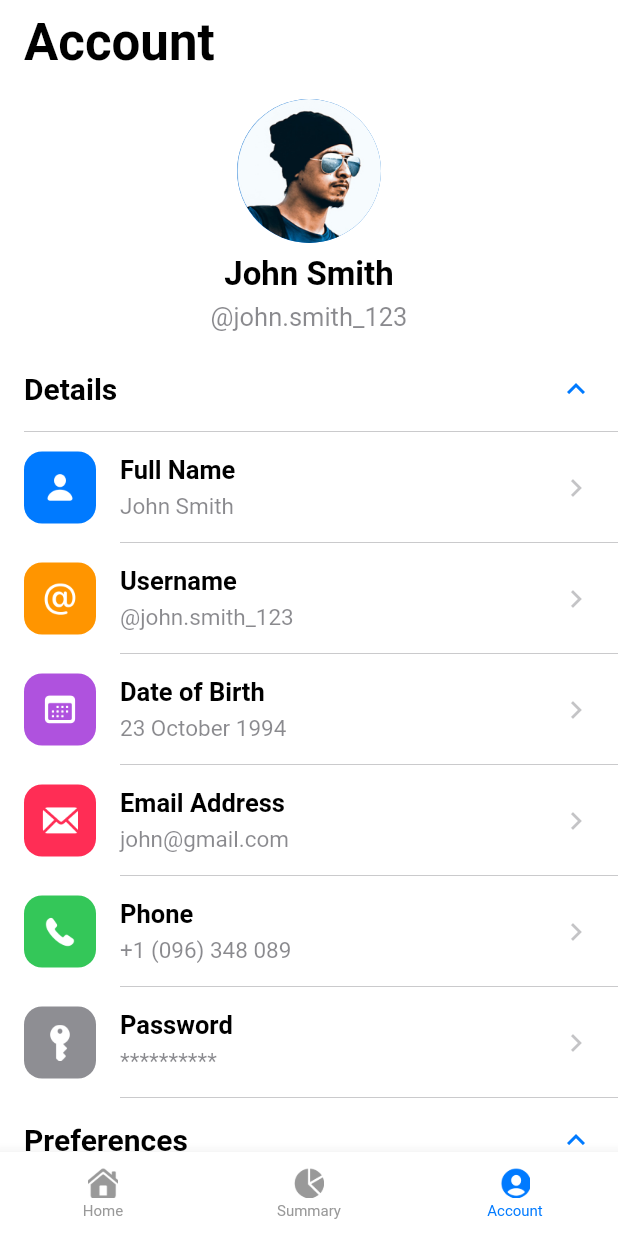
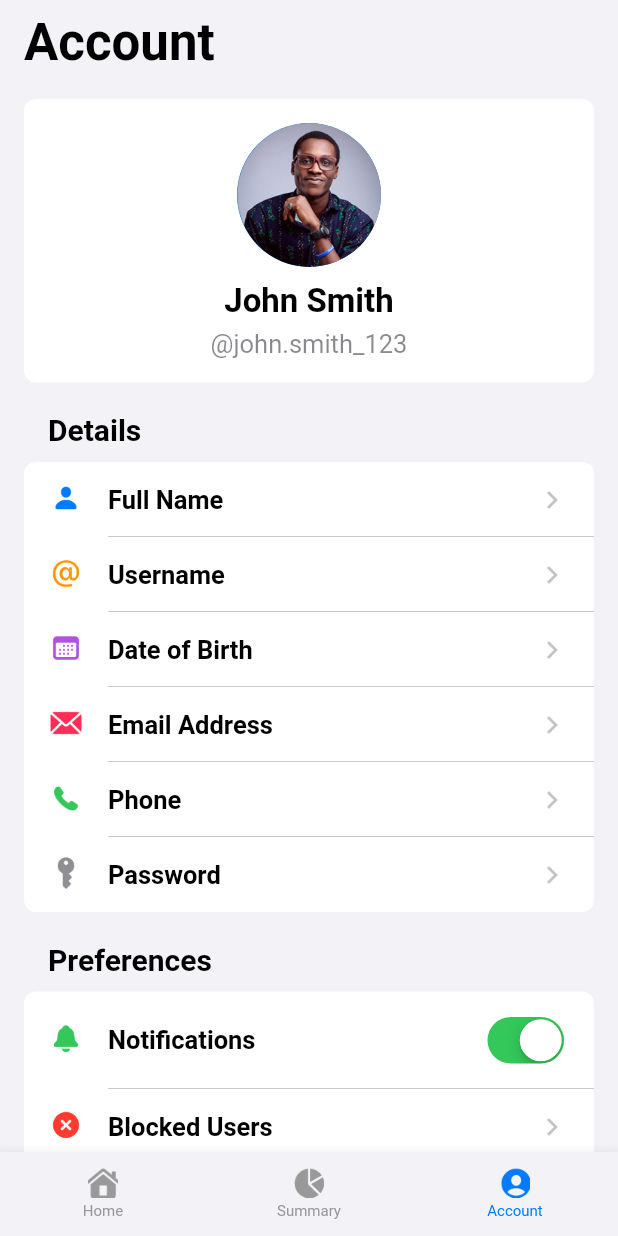
Before and after one commit to Manuelkpatsu/account_app, a Flutter app: the screen it shows after launch, item 3 of the bottom bar chosen, on a phone screen of 412 x 824 dp. Run offline on Flutter 3.47's test engine with Material 2 defaults, Android fonts, the phone set to English and light mode, and no system bars; Roboto replaces fonts that are missing (SFPro).

Commit message:
Add last account screen

```diff
--- /dev/null
+++ b/lib/screen/account_five/account_five_screen.dart
@@ -0,0 +1,182 @@
+import 'package:account_app/screen/widget/account_app_bar.dart';
+import 'package:account_app/screen/widget/account_full_name.dart';
+import 'package:account_app/screen/widget/account_picture.dart';
+import 'package:account_app/screen/widget/account_username.dart';
+import 'package:account_app/screen/widget/chevron_right_icon.dart';
+import 'package:account_app/screen/widget/menu_divider.dart';
+import 'package:account_app/screen/widget/menu_tile.dart';
+import 'package:account_app/screen/widget/menu_title.dart';
+import 'package:account_app/theme/custom_color.dart';
+import 'package:flutter/cupertino.dart';
+import 'package:flutter/material.dart';
+
+class AccountFiveScreen extends StatelessWidget {
+  const AccountFiveScreen({super.key});
+
+  @override
+  Widget build(BuildContext context) {
+    return Scaffold(
+      appBar: AccountAppBar(),
+      body: SingleChildScrollView(
+        padding: const EdgeInsets.symmetric(horizontal: 16),
+        child: Column(
+          crossAxisAlignment: CrossAxisAlignment.start,
+          children: [
+            const SizedBox(height: 10),
+            Container(
+              padding: const EdgeInsets.all(16),
+              decoration: BoxDecoration(
+                color: Colors.white,
+                borderRadius: BorderRadius.circular(8),
+              ),
+              child: const Column(
+                crossAxisAlignment: CrossAxisAlignment.center,
+                children: [
+                  AccountPicture(picture: 'assets/profiles/five.png'),
+                  SizedBox(height: 10),
+                  AccountFullName(fullName: 'John Smith'),
+                  SizedBox(height: 5),
+                  AccountUsername(username: '@john.smith_123'),
+                ],
+              ),
+            ),
+            const MenuTitle(
+              title: 'Details',
+              padding: EdgeInsets.only(left: 16, top: 20, bottom: 10),
+            ),
+            MenuTile(
+              title: 'Full Name',
+              borderRadius: const BorderRadius.vertical(top: Radius.circular(8)),
+              image: 'assets/menu_items/full_name.png',
+              showImageBackgroundColor: false,
+              imageColor: CustomColor.blueAccent,
+              onTap: () {},
+              widget: const ChevronRightIcon(),
+            ),
+            const MenuDivider(padding: EdgeInsets.only(left: 56)),
+            MenuTile(
+              title: 'Username',
+              borderRadius: BorderRadius.zero,
+              image: 'assets/menu_items/username.png',
+              showImageBackgroundColor: false,
+              imageColor: CustomColor.orangeAccent,
+              onTap: () {},
+              widget: const ChevronRightIcon(),
+            ),
+            const MenuDivider(padding: EdgeInsets.only(left: 56)),
+            MenuTile(
+              title: 'Date of Birth',
+              borderRadius: BorderRadius.zero,
+              image: 'assets/menu_items/dob.png',
+              showImageBackgroundColor: false,
+              imageColor: CustomColor.purpleAccent,
+              onTap: () {},
+              widget: const ChevronRightIcon(),
+            ),
+            const MenuDivider(padding: EdgeInsets.only(left: 56)),
+            MenuTile(
+              title: 'Email Address',
+              borderRadius: BorderRadius.zero,
+              image: 'assets/menu_items/email.png',
+              showImageBackgroundColor: false,
+              imageColor: CustomColor.pinkAccent,
+              onTap: () {},
+              widget: const ChevronRightIcon(),
+            ),
+            const MenuDivider(padding: EdgeInsets.only(left: 56)),
+            MenuTile(
+              title: 'Phone',
+              borderRadius: BorderRadius.zero,
+              image: 'assets/menu_items/phone.png',
+              showImageBackgroundColor: false,
+              imageColor: CustomColor.greenAccent,
+              onTap: () {},
+              widget: const ChevronRightIcon(),
+            ),
+            const MenuDivider(padding: EdgeInsets.only(left: 56)),
+            MenuTile(
+              title: 'Password',
+              borderRadius: const BorderRadius.vertical(bottom: Radius.circular(8)),
+              image: 'assets/menu_items/password.png',
+              showImageBackgroundColor: false,
+              imageColor: CustomColor.grayAccent,
+              onTap: () {},
+              widget: const ChevronRightIcon(),
+            ),
+            const MenuTitle(
+              title: 'Preferences',
+              padding: EdgeInsets.only(left: 16, top: 20, bottom: 10),
+            ),
+            MenuTile(
+              title: 'Notifications',
+              borderRadius: const BorderRadius.vertical(top: Radius.circular(8)),
+              image: 'assets/menu_items/bell.png',
+              showImageBackgroundColor: false,
+              imageColor: CustomColor.greenAccent,
+              onTap: null,
+              widget: CupertinoSwitch(
+                activeColor: CustomColor.greenAccent,
+                value: true,
+                onChanged: (value) {},
+              ),
+            ),
+            const MenuDivider(padding: EdgeInsets.only(left: 56)),
+            MenuTile(
+              title: 'Blocked Users',
+              borderRadius: const BorderRadius.vertical(bottom: Radius.circular(8)),
+              image: 'assets/menu_items/close.png',
+              showImageBackgroundColor: false,
+              imageColor: CustomColor.redAccent,
+              onTap: () {},
+              widget: const ChevronRightIcon(),
+            ),
+            const MenuTitle(
+              title: 'Other',
+              padding: EdgeInsets.only(left: 16, top: 20, bottom: 10),
+            ),
+            MenuTile(
+              title: 'Privacy',
+              borderRadius: const BorderRadius.vertical(top: Radius.circular(8)),
+              image: 'assets/menu_items/privacy.png',
+              showImageBackgroundColor: false,
+              imageColor: CustomColor.blueAccent,
+              onTap: () {},
+              widget: const ChevronRightIcon(),
+            ),
+            const MenuDivider(padding: EdgeInsets.only(left: 56)),
+            MenuTile(
+              title: 'Security',
+              borderRadius: BorderRadius.zero,
+              image: 'assets/menu_items/lock.png',
+              showImageBackgroundColor: false,
+              imageColor: CustomColor.greenAccent,
+              onTap: () {},
+              widget: const ChevronRightIcon(),
+            ),
+            const MenuDivider(padding: EdgeInsets.only(left: 56)),
+            MenuTile(
+              title: 'Analytics',
+              borderRadius: BorderRadius.zero,
+              image: 'assets/menu_items/analytics.png',
+              showImageBackgroundColor: false,
+              imageColor: CustomColor.orangeAccent,
+              onTap: () {},
+              widget: const ChevronRightIcon(),
+            ),
+            const MenuDivider(padding: EdgeInsets.only(left: 56)),
+            MenuTile(
+              title: 'Log Out',
+              borderRadius: const BorderRadius.vertical(bottom: Radius.circular(8)),
+              image: 'assets/menu_items/logout.png',
+              showImageBackgroundColor: false,
+              imageColor: CustomColor.redAccent,
+              onTap: () {},
+              widget: const ChevronRightIcon(),
+            ),
+            const SizedBox(height: 30),
+          ],
+        ),
+      ),
+    );
+  }
+}
--- a/lib/screen/app.dart
+++ b/lib/screen/app.dart
@@ -1,7 +1,7 @@
 import 'package:account_app/theme/custom_color.dart';
 import 'package:flutter/material.dart';
 
-import 'account_four/account_four_screen.dart';
+import 'account_five/account_five_screen.dart';
 import 'home/home_screen.dart';
 import 'summary/summary_screen.dart';
 
@@ -17,7 +17,7 @@ class _AppState extends State<App> {
   final List<Widget> _screens = [
     const HomeScreen(),
     const SummaryScreen(),
-    const AccountFourScreen(),
+    const AccountFiveScreen(),
   ];
   final List<BottomNavigationBarItem> _navBarItems = [
     BottomNavigationBarItem(
@@ -74,7 +74,7 @@ class _AppState extends State<App> {
       bottomNavigationBar: BottomNavigationBar(
         unselectedItemColor: CustomColor.unselectedNavItemColor,
         selectedItemColor: CustomColor.blueAccent,
-        backgroundColor: Colors.white,
+        backgroundColor: CustomColor.backgroundColor,
         type: BottomNavigationBarType.fixed,
         currentIndex: _currentPage,
         onTap: (index) {
--- a/lib/theme/custom_theme.dart
+++ b/lib/theme/custom_theme.dart
@@ -6,12 +6,12 @@ import 'custom_color.dart';
 class CustomTheme {
   static ThemeData get theme {
     return ThemeData(
-        scaffoldBackgroundColor: Colors.white,
+        scaffoldBackgroundColor: CustomColor.backgroundColor,
         primaryColor: CustomColor.blueAccent,
         canvasColor: Colors.transparent,
         appBarTheme: const AppBarTheme(
           elevation: 0,
-          backgroundColor: Colors.white,
+          backgroundColor: CustomColor.backgroundColor,
           foregroundColor: CustomColor.titleColor,
           iconTheme: IconThemeData(color: Colors.black),
           titleTextStyle: TextStyle(
```
